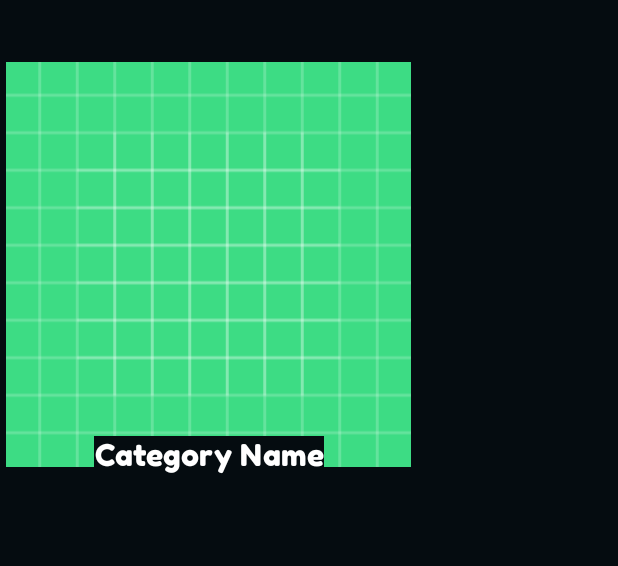
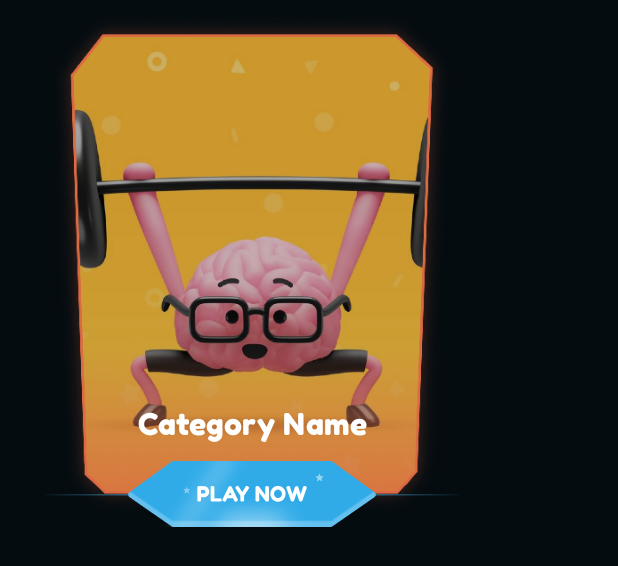
Before and after one commit to ahmedhgabr/Qurio, an Android app: the layout item_category.xml on its own in the app's theme, with its tools: preview values and no code run, on a phone screen of 412 x 824 dp. Shown: the top 566 px of the screen. Run offline under Robolectric (Android 15) with nearby library versions, the phone set to English and light mode, and no system bars.

Commit message:
feat: play btn

```diff
--- a/app/src/main/res/layout/item_category.xml
+++ b/app/src/main/res/layout/item_category.xml
@@ -10,7 +10,7 @@
         android:id="@+id/category_image"
         android:layout_width="270dp"
         android:layout_height="344dp"
-        android:src="@drawable/ic_launcher_background"
+        android:src="@drawable/knowledge"
         app:layout_constraintStart_toStartOf="parent"
         app:layout_constraintEnd_toEndOf="parent"
         app:layout_constraintTop_toTopOf="parent" />
@@ -21,12 +21,26 @@
         android:textColor="@color/on_primary"
         android:layout_width="wrap_content"
         android:layout_height="wrap_content"
-        android:layout_marginBottom="32dp"
+        android:layout_marginBottom="12dp"
         android:textAlignment="center"
+        android:background="@android:color/transparent"
         android:textAppearance="?attr/textAppearanceListItem"
         app:layout_constraintStart_toStartOf="parent"
         app:layout_constraintEnd_toEndOf="parent"
-        app:layout_constraintBottom_toBottomOf="@+id/category_image"
+        app:layout_constraintBottom_toTopOf="@+id/btn_play_now"
         tools:text="Category Name" />
 
+    <ImageView
+        android:id="@+id/btn_play_now"
+        android:layout_width="wrap_content"
+        android:layout_height="wrap_content"
+        android:src="@drawable/btn_play_now"
+        android:background="@android:color/transparent"
+        android:contentDescription="@string/play_now"
+        android:layout_marginBottom="-3dp"
+        app:layout_constraintBottom_toBottomOf="@+id/category_image"
+        app:layout_constraintEnd_toEndOf="parent"
+        app:layout_constraintStart_toStartOf="parent"
+        />
+
 </androidx.constraintlayout.widget.ConstraintLayout>
--- a/app/src/main/res/values/strings.xml
+++ b/app/src/main/res/values/strings.xml
@@ -21,6 +21,7 @@
     <string name="icon_star">Icon Star</string>
     <string name="reward">Reward</string>
     <string name="correct">Correct</string>
+    <string name="play_now">Play Now</string>
     <string name="incorrect">incorrect</string>
     <string name="skipped">skipped</string>
     <string name="great_job">Great Jop</string>
```
Also changed, not shown: app/src/main/res/drawable-hdpi/btn_play_now.png (added), app/src/main/res/drawable-mdpi/btn_play_now.png (added), app/src/main/res/drawable-xhdpi/btn_play_now.png (added), app/src/main/res/drawable-xxhdpi/btn_play_now.png (added), app/src/main/res/drawable-xxxhdpi/btn_play_now.png (added).
